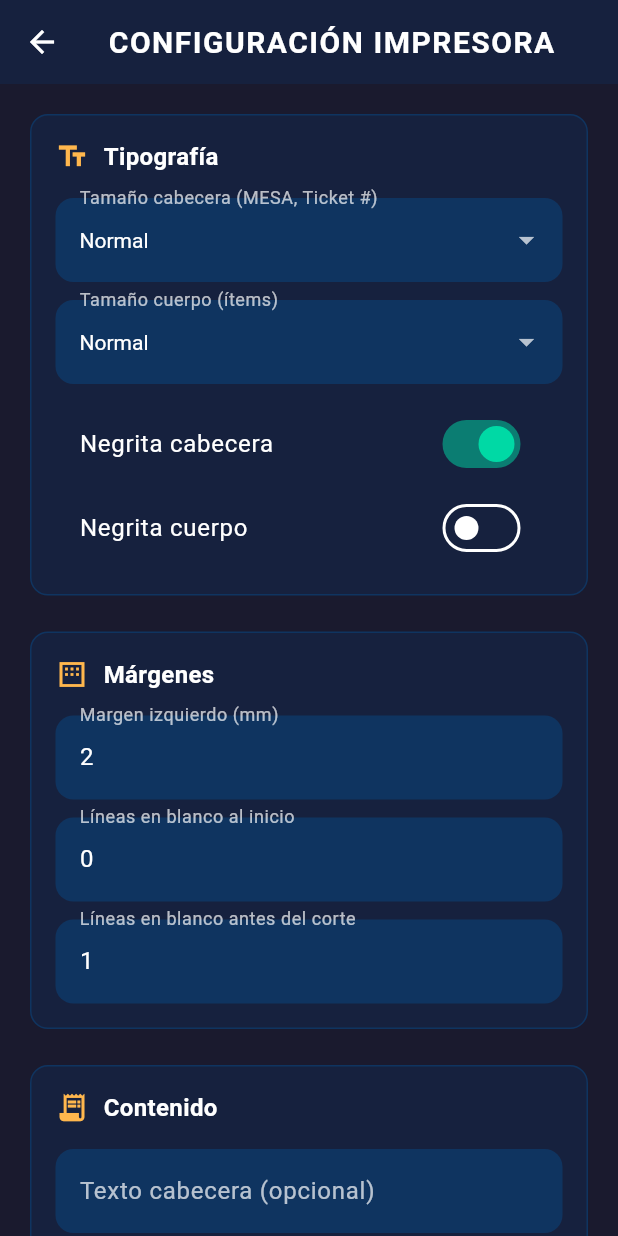
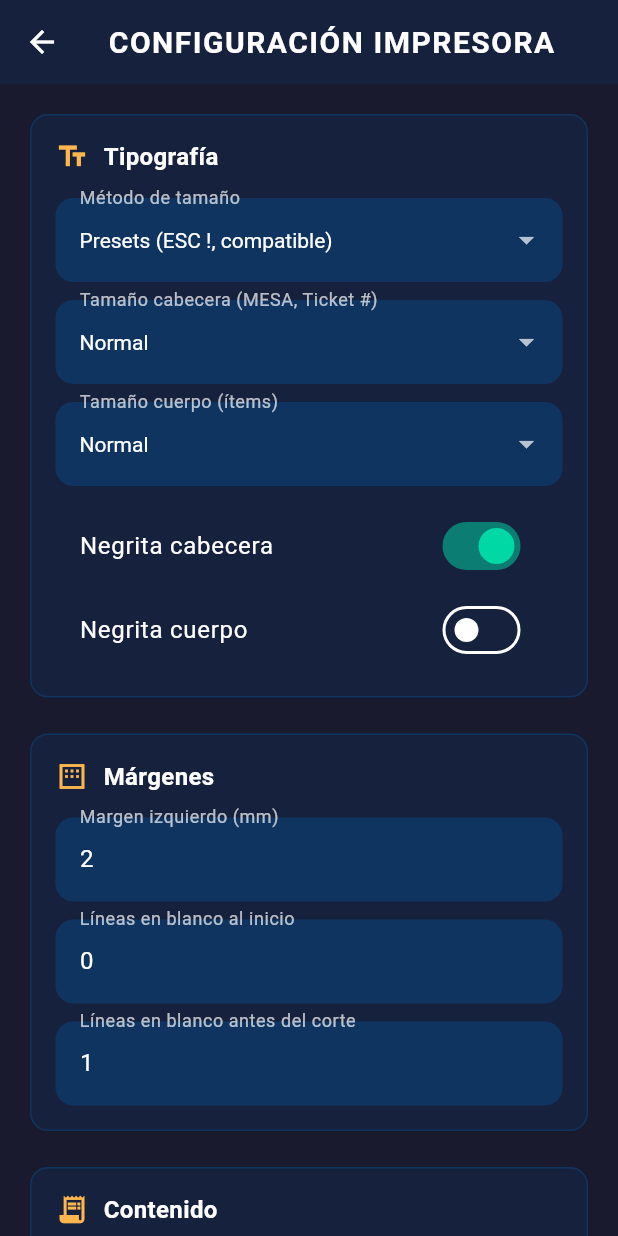
Before and after one commit to gabbocss/caja_DQ, a Flutter app: the ConfiguracionImpresoraPage screen opened by its route, on a phone screen of 412 x 824 dp. Run offline on Flutter 3.47's test engine with Material 3 defaults, Android fonts, the phone set to English and light mode, and no system bars; our stand-ins replace get_it, go_router, isar, qr_flutter, shelf; missing offline and left inert: shelf_router; accounts and stored records are empty; generated files the repository leaves out were written again; network calls fail.

Commit message:
P impresion pedidos web, P tamaño letras impresion

```diff
--- a/lib/core/models/configuracion_impresion.dart
+++ b/lib/core/models/configuracion_impresion.dart
@@ -1,11 +1,26 @@
 /// Configuración de impresión para tickets térmicos 80mm.
 /// Se persiste en JSON; no es una colección Isar.
 class ConfiguracionImpresion {
-  /// Tamaño de la cabecera (MESA X, Ticket #N): normal, doble altura, doble ancho, doble ambos
+  /// Modo de tamaño: 'presets' (ESC !, compatible) o 'numerico' (GS !, escala 1-8)
+  String modoTamanio;
+
+  /// Tamaño de la cabecera (MESA X, Ticket #N): normal, doble altura, doble ancho, doble ambos (solo si modoTamanio == presets)
   String tamanioCabecera;
 
-  /// Tamaño del cuerpo (líneas de ítems): normal (12 cpi), condensado (15 cpi)
+  /// Tamaño del cuerpo (solo si modoTamanio == presets): pequeno, normal, grande
   String tamanioCuerpo;
+
+  /// Escala ancho cabecera 1-8 (solo si modoTamanio == numerico)
+  int escalaAnchoCabecera;
+
+  /// Escala alto cabecera 1-8
+  int escalaAltoCabecera;
+
+  /// Escala ancho cuerpo 1-8
+  int escalaAnchoCuerpo;
+
+  /// Escala alto cuerpo 1-8
+  int escalaAltoCuerpo;
 
   bool negritaCabecera;
   bool negritaCuerpo;
@@ -37,8 +52,13 @@ class ConfiguracionImpresion {
   String tipoCorte;
 
   ConfiguracionImpresion({
+    this.modoTamanio = 'presets',
     this.tamanioCabecera = 'normal',
     this.tamanioCuerpo = 'normal',
+    this.escalaAnchoCabecera = 2,
+    this.escalaAltoCabecera = 2,
+    this.escalaAnchoCuerpo = 1,
+    this.escalaAltoCuerpo = 1,
     this.negritaCabecera = true,
     this.negritaCuerpo = false,
     this.margenIzquierdoMm = 2,
@@ -54,8 +74,13 @@ class ConfiguracionImpresion {
 
   factory ConfiguracionImpresion.fromJson(Map<String, dynamic> json) {
     return ConfiguracionImpresion(
+      modoTamanio: json['modoTamanio'] as String? ?? 'presets',
       tamanioCabecera: json['tamanioCabecera'] as String? ?? 'normal',
       tamanioCuerpo: _normalizarTamanioCuerpo(json['tamanioCuerpo'] as String?),
+      escalaAnchoCabecera: _clampEscala((json['escalaAnchoCabecera'] as num?)?.toInt()),
+      escalaAltoCabecera: _clampEscala((json['escalaAltoCabecera'] as num?)?.toInt()),
+      escalaAnchoCuerpo: _clampEscala((json['escalaAnchoCuerpo'] as num?)?.toInt()),
+      escalaAltoCuerpo: _clampEscala((json['escalaAltoCuerpo'] as num?)?.toInt()),
       negritaCabecera: json['negritaCabecera'] as bool? ?? true,
       negritaCuerpo: json['negritaCuerpo'] as bool? ?? false,
       margenIzquierdoMm: (json['margenIzquierdoMm'] as num?)?.toInt() ?? 2,
@@ -70,10 +95,20 @@ class ConfiguracionImpresion {
     );
   }
 
+  static int _clampEscala(int? v) {
+    if (v == null) return 1;
+    return v.clamp(1, 8);
+  }
+
   Map<String, dynamic> toJson() {
     return {
+      'modoTamanio': modoTamanio,
       'tamanioCabecera': tamanioCabecera,
       'tamanioCuerpo': tamanioCuerpo,
+      'escalaAnchoCabecera': escalaAnchoCabecera,
+      'escalaAltoCabecera': escalaAltoCabecera,
+      'escalaAnchoCuerpo': escalaAnchoCuerpo,
+      'escalaAltoCuerpo': escalaAltoCuerpo,
       'negritaCabecera': negritaCabecera,
       'negritaCuerpo': negritaCuerpo,
       'margenIzquierdoMm': margenIzquierdoMm,
@@ -109,4 +144,6 @@ class ConfiguracionImpresion {
   static const List<int> opcionesAnchoCaracteres = [32, 42, 48];
 
   static const List<String> opcionesTipoCorte = ['completo', 'parcial', 'ninguno'];
+
+  static const List<String> opcionesModoTamanio = ['presets', 'numerico'];
 }
--- a/lib/features/configuracion/presentation/pages/configuracion_impresora_page.dart
+++ b/lib/features/configuracion/presentation/pages/configuracion_impresora_page.dart
@@ -21,7 +21,12 @@ class _ConfiguracionImpresoraPageState extends State<ConfiguracionImpresoraPage>
   late TextEditingController _margenIzqController;
   late TextEditingController _margenSupController;
   late TextEditingController _margenInfController;
+  late TextEditingController _escalaAnchoCabeceraController;
+  late TextEditingController _escalaAltoCabeceraController;
+  late TextEditingController _escalaAnchoCuerpoController;
+  late TextEditingController _escalaAltoCuerpoController;
 
+  String _modoTamanio = 'presets';
   String _tamanioCabecera = 'normal';
   String _tamanioCuerpo = 'normal';
   bool _negritaCabecera = true;
@@ -39,6 +44,10 @@ class _ConfiguracionImpresoraPageState extends State<ConfiguracionImpresoraPage>
     _margenIzqController = TextEditingController(text: '2');
     _margenSupController = TextEditingController(text: '0');
     _margenInfController = TextEditingController(text: '1');
+    _escalaAnchoCabeceraController = TextEditingController(text: '2');
+    _escalaAltoCabeceraController = TextEditingController(text: '2');
+    _escalaAnchoCuerpoController = TextEditingController(text: '1');
+    _escalaAltoCuerpoController = TextEditingController(text: '1');
     _cargar();
   }
 
@@ -50,6 +59,10 @@ class _ConfiguracionImpresoraPageState extends State<ConfiguracionImpresoraPage>
     _margenIzqController.dispose();
     _margenSupController.dispose();
     _margenInfController.dispose();
+    _escalaAnchoCabeceraController.dispose();
+    _escalaAltoCabeceraController.dispose();
+    _escalaAnchoCuerpoController.dispose();
+    _escalaAltoCuerpoController.dispose();
     super.dispose();
   }
 
@@ -57,8 +70,13 @@ class _ConfiguracionImpresoraPageState extends State<ConfiguracionImpresoraPage>
     setState(() => _cargando = true);
     try {
       final config = await ConfiguracionImpresionService.instance.cargar();
+      _modoTamanio = config.modoTamanio;
       _tamanioCabecera = config.tamanioCabecera;
       _tamanioCuerpo = config.tamanioCuerpo;
+      _escalaAnchoCabeceraController.text = config.escalaAnchoCabecera.toString();
+      _escalaAltoCabeceraController.text = config.escalaAltoCabecera.toString();
+      _escalaAnchoCuerpoController.text = config.escalaAnchoCuerpo.toString();
+      _escalaAltoCuerpoController.text = config.escalaAltoCuerpo.toString();
       _negritaCabecera = config.negritaCabecera;
       _negritaCuerpo = config.negritaCuerpo;
       _anchoCaracteres = config.anchoCaracteres;
@@ -75,13 +93,24 @@ class _ConfiguracionImpresoraPageState extends State<ConfiguracionImpresoraPage>
     }
   }
 
+  int _parseEscala(String s, int def) {
+    final n = int.tryParse(s.trim());
+    if (n == null || n < 1 || n > 8) return def;
+    return n;
+  }
+
   Future<void> _guardar() async {
     if (!_formKey.currentState!.validate()) return;
     setState(() => _guardando = true);
     try {
       final config = ConfiguracionImpresion(
+        modoTamanio: _modoTamanio,
         tamanioCabecera: _tamanioCabecera,
         tamanioCuerpo: _tamanioCuerpo,
+        escalaAnchoCabecera: _parseEscala(_escalaAnchoCabeceraController.text, 2),
+        escalaAltoCabecera: _parseEscala(_escalaAltoCabeceraController.text, 2),
+        escalaAnchoCuerpo: _parseEscala(_escalaAnchoCuerpoController.text, 1),
+        escalaAltoCuerpo: _parseEscala(_escalaAltoCuerpoController.text, 1),
         negritaCabecera: _negritaCabecera,
         negritaCuerpo: _negritaCuerpo,
         margenIzquierdoMm: int.tryParse(_margenIzqController.text) ?? 2,
@@ -128,9 +157,56 @@ class _ConfiguracionImpresoraPageState extends State<ConfiguracionImpresoraPage>
                 padding: const EdgeInsets.all(20),
                 children: [
                   _buildSeccion('Tipografía', Icons.text_fields, [
-                    _dropdown('Tamaño cabecera (MESA, Ticket #)', _tamanioCabecera, ConfiguracionImpresion.opcionesTamanioCabecera, (v) => setState(() => _tamanioCabecera = v!), const ['Normal', 'Doble altura', 'Doble ancho', 'Doble ambos']),
+                    _dropdown('Método de tamaño', _modoTamanio, ConfiguracionImpresion.opcionesModoTamanio, (v) => setState(() => _modoTamanio = v!), const ['Presets (ESC !, compatible)', 'Numérico 1-8 (GS !)']),
                     const SizedBox(height: 12),
-                    _dropdown('Tamaño cuerpo (ítems)', _tamanioCuerpo, ConfiguracionImpresion.opcionesTamanioCuerpo, (v) => setState(() => _tamanioCuerpo = v!), const ['Pequeño (condensado)', 'Normal', 'Grande (doble altura)']),
+                    if (_modoTamanio == 'presets') ...[
+                      _dropdown('Tamaño cabecera (MESA, Ticket #)', _tamanioCabecera, ConfiguracionImpresion.opcionesTamanioCabecera, (v) => setState(() => _tamanioCabecera = v!), const ['Normal', 'Doble altura', 'Doble ancho', 'Doble ambos']),
+                      const SizedBox(height: 12),
+                      _dropdown('Tamaño cuerpo (ítems)', _tamanioCuerpo, ConfiguracionImpresion.opcionesTamanioCuerpo, (v) => setState(() => _tamanioCuerpo = v!), const ['Pequeño (condensado)', 'Normal', 'Grande (doble altura)']),
+                    ] else ...[
+                      const Padding(
+                        padding: EdgeInsets.only(bottom: 8),
+                        child: Text('Escala 1-8 (ancho × alto). Usa solo si tu impresora soporta GS !', style: TextStyle(color: Colors.white70, fontSize: 12)),
+                      ),
+                      Row(
+                        crossAxisAlignment: CrossAxisAlignment.start,
+                        children: [
+                          Expanded(
+                            child: Column(
+                              crossAxisAlignment: CrossAxisAlignment.start,
+                              children: [
+                                const Text('Cabecera', style: TextStyle(color: Colors.white70, fontSize: 12)),
+                                const SizedBox(height: 4),
+                                Row(
+                                  children: [
+                                    Expanded(child: _campoEscala(_escalaAnchoCabeceraController, 'Ancho')),
+                                    const SizedBox(width: 8),
+                                    Expanded(child: _campoEscala(_escalaAltoCabeceraController, 'Alto')),
+                                  ],
+                                ),
+                              ],
+                            ),
+                          ),
+                          const SizedBox(width: 16),
+                          Expanded(
+                            child: Column(
+                              crossAxisAlignment: CrossAxisAlignment.start,
+                              children: [
+                                const Text('Cuerpo', style: TextStyle(color: Colors.white70, fontSize: 12)),
+                                const SizedBox(height: 4),
+                                Row(
+                                  children: [
+                                    Expanded(child: _campoEscala(_escalaAnchoCuerpoController, 'Ancho')),
+                                    const SizedBox(width: 8),
+                                    Expanded(child: _campoEscala(_escalaAltoCuerpoController, 'Alto')),
+                                  ],
+                                ),
+                              ],
+                            ),
+                          ),
+                        ],
+                      ),
+                    ],
                     const SizedBox(height: 12),
                     SwitchListTile(
                       title: const Text('Negrita cabecera', style: TextStyle(color: Colors.white)),
@@ -261,6 +337,24 @@ class _ConfiguracionImpresoraPageState extends State<ConfiguracionImpresoraPage>
     );
   }
 
+  Widget _campoEscala(TextEditingController controller, String label) {
+    return TextFormField(
+      controller: controller,
+      decoration: InputDecoration(
+        labelText: label,
+        hintText: '1-8',
+        isDense: true,
+      ),
+      style: const TextStyle(color: Colors.white),
+      keyboardType: TextInputType.number,
+      validator: (v) {
+        final n = int.tryParse(v ?? '');
+        if (n == null || n < 1 || n > 8) return '1-8';
+        return null;
+      },
+    );
+  }
+
   Widget _buildSeccion(String titulo, IconData icono, List<Widget> children) {
     return Container(
       padding: const EdgeInsets.all(16),
```
Also changed, not shown: lib/core/services/imprimir_pedido_service_io.dart (+35 -6 lines).
